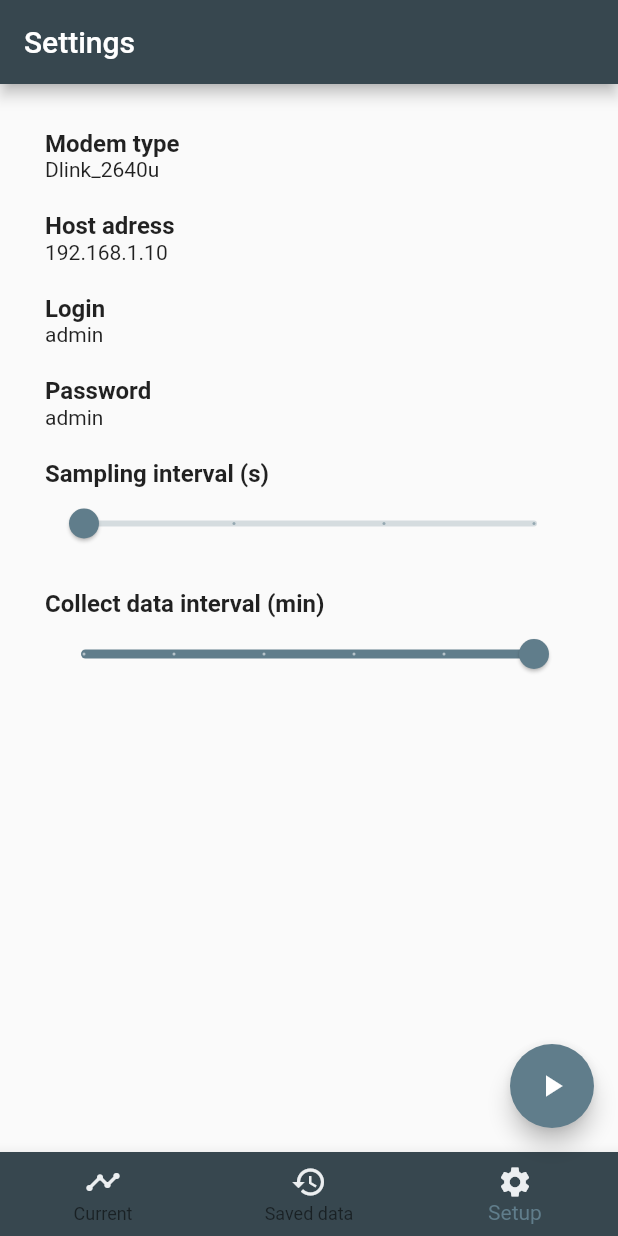
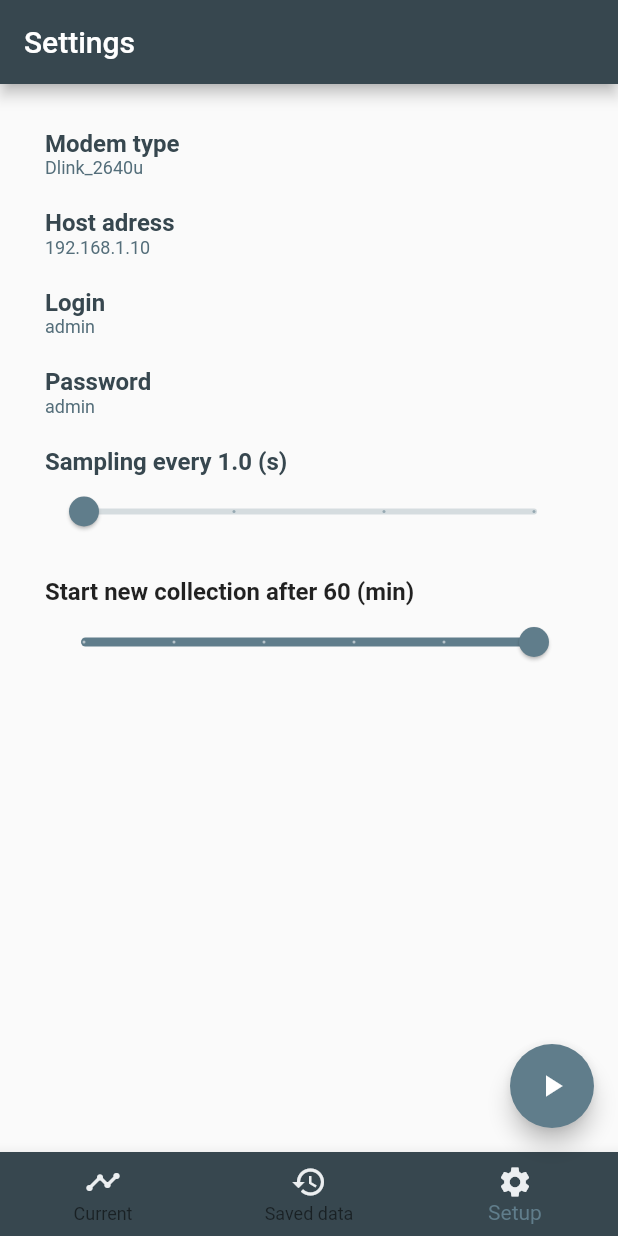
Before and after one commit to digiboridev/xDSL-Monitoring-tool, a Flutter app: the screen it shows after launch, item 3 of the bottom bar chosen, on a phone screen of 412 x 824 dp. Run offline on Flutter 3.47's test engine with Material 2 defaults, Android fonts, the light colour scheme and no system bars; our stand-ins replace hive, hive_flutter; missing offline and left inert: flutter_foreground_plugin, mp_chart; accounts and stored records are empty; generated files the repository leaves out were written again.

Commit message:
makeup: settings screen

```diff
--- a/lib/screens/SettingsScreen/CollecDatatInterval.dart
+++ b/lib/screens/SettingsScreen/CollecDatatInterval.dart
@@ -11,7 +11,7 @@ class CollectDataInterval extends StatelessWidget {
         crossAxisAlignment: CrossAxisAlignment.start,
         children: [
           Text(
-            'Collect data interval (min)',
+            'Start new collection after ${context.watch<DataProvider>().getCollectInterval.toString()} (min)',
             style: TextStyle(fontSize: 16, fontWeight: FontWeight.w600),
           ),
           Slider(
--- a/lib/screens/SettingsScreen/HostAdress.dart
+++ b/lib/screens/SettingsScreen/HostAdress.dart
@@ -50,9 +50,16 @@ class _HostAdressState extends State<HostAdress> {
           children: [
             Text(
               "Host adress",
-              style: TextStyle(fontWeight: FontWeight.w600, fontSize: 16),
+              style: TextStyle(
+                  fontWeight: FontWeight.w600,
+                  fontSize: 16,
+                  color: Colors.blueGrey[800]),
             ),
-            Text(context.watch<DataProvider>().getHostAdress),
+            Text(context.watch<DataProvider>().getHostAdress,
+                style: TextStyle(
+                    fontWeight: FontWeight.w400,
+                    fontSize: 12,
+                    color: Colors.blueGrey[600])),
           ],
         ),
       ),
--- a/lib/screens/SettingsScreen/Login.dart
+++ b/lib/screens/SettingsScreen/Login.dart
@@ -50,9 +50,16 @@ class _LoginState extends State<Login> {
           children: [
             Text(
               "Login",
-              style: TextStyle(fontWeight: FontWeight.w600, fontSize: 16),
+              style: TextStyle(
+                  fontWeight: FontWeight.w600,
+                  fontSize: 16,
+                  color: Colors.blueGrey[800]),
             ),
-            Text(context.watch<DataProvider>().getLogin),
+            Text(context.watch<DataProvider>().getLogin,
+                style: TextStyle(
+                    fontWeight: FontWeight.w400,
+                    fontSize: 12,
+                    color: Colors.blueGrey[600])),
           ],
         ),
       ),
--- a/lib/screens/SettingsScreen/ModemSelection.dart
+++ b/lib/screens/SettingsScreen/ModemSelection.dart
@@ -86,10 +86,17 @@ class _ModemSelectionState extends State<ModemSelection> {
           children: [
             Text(
               'Modem type',
-              style: TextStyle(fontWeight: FontWeight.w600, fontSize: 16),
+              style: TextStyle(
+                  fontWeight: FontWeight.w600,
+                  fontSize: 16,
+                  color: Colors.blueGrey[800]),
             ),
             Container(
-              child: Text(modemName()),
+              child: Text(modemName(),
+                  style: TextStyle(
+                      fontWeight: FontWeight.w400,
+                      fontSize: 12,
+                      color: Colors.blueGrey[600])),
             ),
           ],
         ),
--- a/lib/screens/SettingsScreen/Password.dart
+++ b/lib/screens/SettingsScreen/Password.dart
@@ -50,9 +50,16 @@ class _PasswordState extends State<Password> {
           children: [
             Text(
               "Password",
-              style: TextStyle(fontWeight: FontWeight.w600, fontSize: 16),
+              style: TextStyle(
+                  fontWeight: FontWeight.w600,
+                  fontSize: 16,
+                  color: Colors.blueGrey[800]),
             ),
-            Text(context.watch<DataProvider>().getPassword),
+            Text(context.watch<DataProvider>().getPassword,
+                style: TextStyle(
+                    fontWeight: FontWeight.w400,
+                    fontSize: 12,
+                    color: Colors.blueGrey[600])),
           ],
         ),
       ),
--- a/lib/screens/SettingsScreen/SamplingInterval.dart
+++ b/lib/screens/SettingsScreen/SamplingInterval.dart
@@ -11,8 +11,11 @@ class SamplingInterval extends StatelessWidget {
         crossAxisAlignment: CrossAxisAlignment.start,
         children: [
           Text(
-            'Sampling interval (s)',
-            style: TextStyle(fontSize: 16, fontWeight: FontWeight.w600),
+            'Sampling every ${context.watch<DataProvider>().getSamplingInterval.toDouble()} (s)',
+            style: TextStyle(
+                fontSize: 16,
+                fontWeight: FontWeight.w600,
+                color: Colors.blueGrey[800]),
           ),
           Slider(
             value: context.watch<DataProvider>().getSamplingInterval.toDouble(),
```
